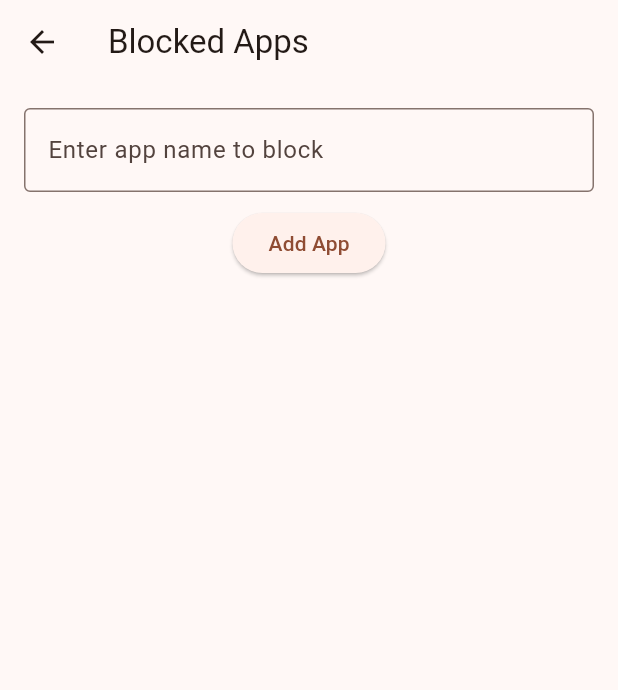
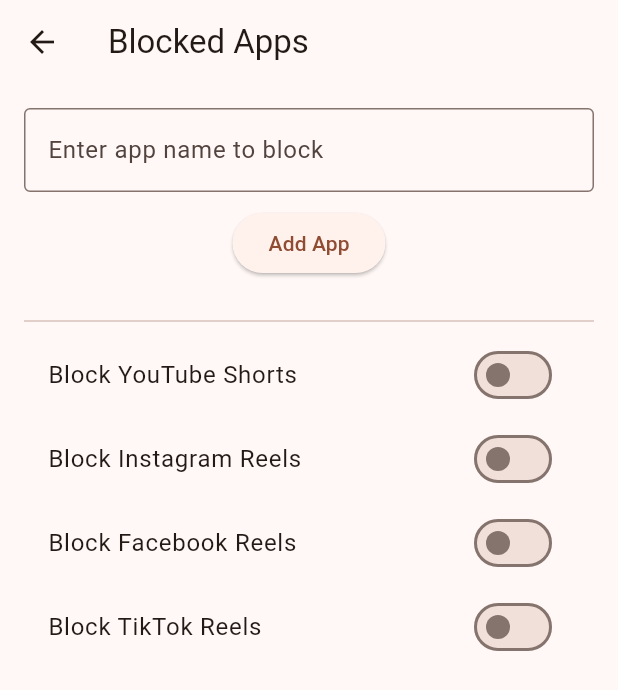
Before and after one commit to Isaiah0521/Addict-Blocker, a Flutter app: the BlockedAppsPage screen opened directly, on a phone screen of 412 x 824 dp. Shown: the top 690 px of the screen. Run offline on Flutter 3.47's test engine with Material 3 defaults, Android fonts, the light colour scheme and no system bars; our stand-ins replace fl_chart, font_awesome_flutter, shared_preferences; missing offline and left inert: flame_audio; accounts and stored records are empty.

Commit message:
New features

```diff
--- a/lib/Blocked_Apps.dart
+++ b/lib/Blocked_Apps.dart
@@ -10,6 +10,12 @@
 class _BlockedAppsPageState extends State<BlockedAppsPage> {
   final TextEditingController _controller = TextEditingController();
   final List<String> _blockedApps = [];
+
+  // Switch states for blocking features
+  bool _blockYoutubeShorts = false;
+  bool _blockInstagramReels = false;
+  bool _blockFacebookReels = false;
+  bool _blockTiktokReels = false;
 
   void _addApp() {
     if (_controller.text.isNotEmpty) {
@@ -39,11 +45,39 @@
             ElevatedButton(onPressed: _addApp, child: const Text('Add App')),
             const SizedBox(height: 20),
             Expanded(
-              child: ListView.builder(
-                itemCount: _blockedApps.length,
-                itemBuilder: (context, index) {
-                  return ListTile(title: Text(_blockedApps[index]));
-                },
+              child: ListView(
+                children: [
+                  ..._blockedApps.map((app) => ListTile(title: Text(app))),
+                  const Divider(),
+                  SwitchListTile(
+                    title: const Text('Block YouTube Shorts'),
+                    value: _blockYoutubeShorts,
+                    onChanged: (val) {
+                      setState(() => _blockYoutubeShorts = val);
+                    },
+                  ),
+                  SwitchListTile(
+                    title: const Text('Block Instagram Reels'),
+                    value: _blockInstagramReels,
+                    onChanged: (val) {
+                      setState(() => _blockInstagramReels = val);
+                    },
+                  ),
+                  SwitchListTile(
+                    title: const Text('Block Facebook Reels'),
+                    value: _blockFacebookReels,
+                    onChanged: (val) {
+                      setState(() => _blockFacebookReels = val);
+                    },
+                  ),
+                  SwitchListTile(
+                    title: const Text('Block TikTok Reels'),
+                    value: _blockTiktokReels,
+                    onChanged: (val) {
+                      setState(() => _blockTiktokReels = val);
+                    },
+                  ),
+                ],
               ),
             ),
           ],
--- a/pubspec.yaml
+++ b/pubspec.yaml
@@ -35,6 +35,7 @@
   fl_chart: ^0.66.2
   shared_preferences: ^2.2.2
   font_awesome_flutter: ^10.7.0
+  flame_audio: ^2.11.6
 
 dev_dependencies:
   flutter_test:
@@ -59,7 +60,8 @@
   uses-material-design: true
 
   # To add assets to your application, add an assets section, like this:
-  # assets:
+  assets:
+    - assets/audio/
   #   - images/a_dot_burr.jpeg
   #   - images/a_dot_ham.jpeg
 
```
Also changed, not shown: lib/AudioSystem.dart (added, +24 -0 lines), lib/main.dart (+29 -2 lines), pubspec.lock, 6 other files.
